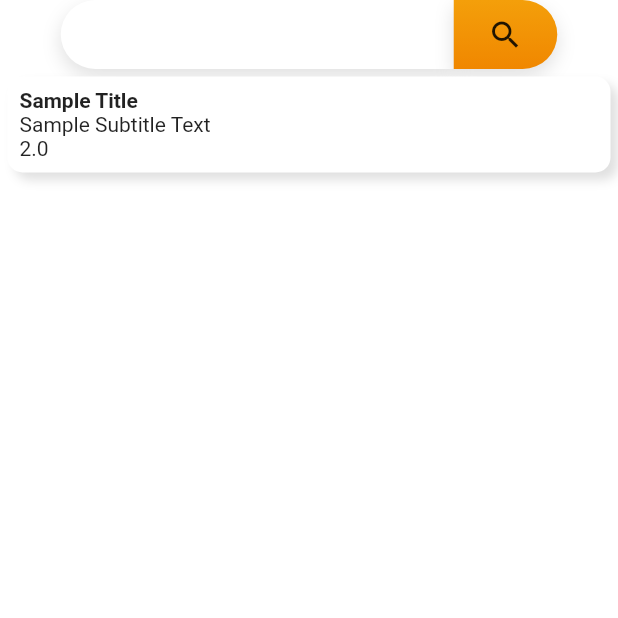
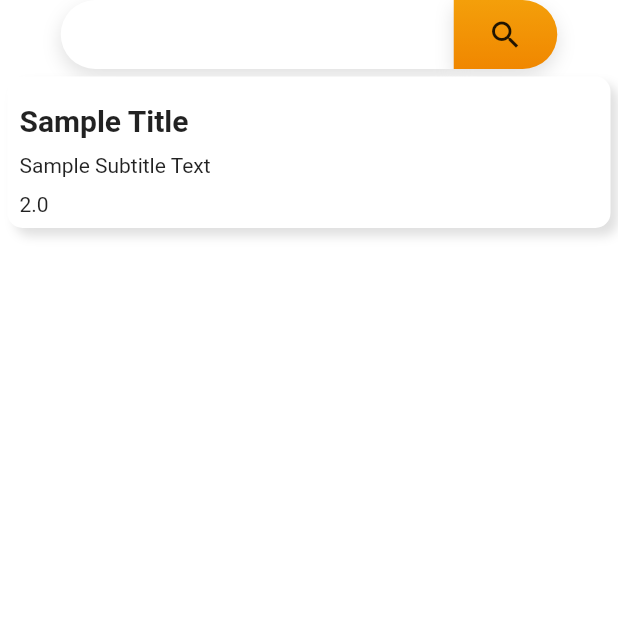
Before and after one commit to MaxZx3000/AI-Compfest-GigaPrime, a Flutter app: the screen it shows after launch, on a phone screen of 412 x 824 dp, the top half of it. Run offline on Flutter 3.47's test engine with Material 2 defaults, Android fonts, the phone set to English and light mode, and no system bars.

Commit message:
Added padding and bold text.

```diff
--- a/aplikasi/lib/templates/horizontal_item_view.dart
+++ b/aplikasi/lib/templates/horizontal_item_view.dart
@@ -20,18 +20,40 @@ class HorizontalItemWidget extends StatelessWidget{
       mainAxisAlignment: MainAxisAlignment.start,
       crossAxisAlignment: CrossAxisAlignment.start,
       children: [
-        Text(
-          titleText,
-          style: const TextStyle(
-            fontWeight: FontWeight.bold
+        Padding(
+          padding: EdgeInsets.only(
+            top: 10,
           ),
-          overflow: TextOverflow.ellipsis,
-          textAlign: TextAlign.left,
+          child: Text(
+            titleText,
+            style: const TextStyle(
+                fontWeight: FontWeight.bold,
+                fontSize: 20
+            ),
+            overflow: TextOverflow.ellipsis,
+            textAlign: TextAlign.left,
+          ),
         ),
-        Text(subtitleText),
-        Text(
-          rating.toString(),
+        Padding(
+          padding: EdgeInsets.only(
+            top: 10,
+          ),
+          child: Text(
+            subtitleText,
+            overflow: TextOverflow.ellipsis,
+            textAlign: TextAlign.left,
+          ),
         ),
+        Padding(
+          padding: const EdgeInsets.only(
+            top: 10,
+          ),
+          child: Text(
+            rating.toString(),
+            overflow: TextOverflow.ellipsis,
+            textAlign: TextAlign.left,
+          ),
+        )
       ],
     );
   }
```
